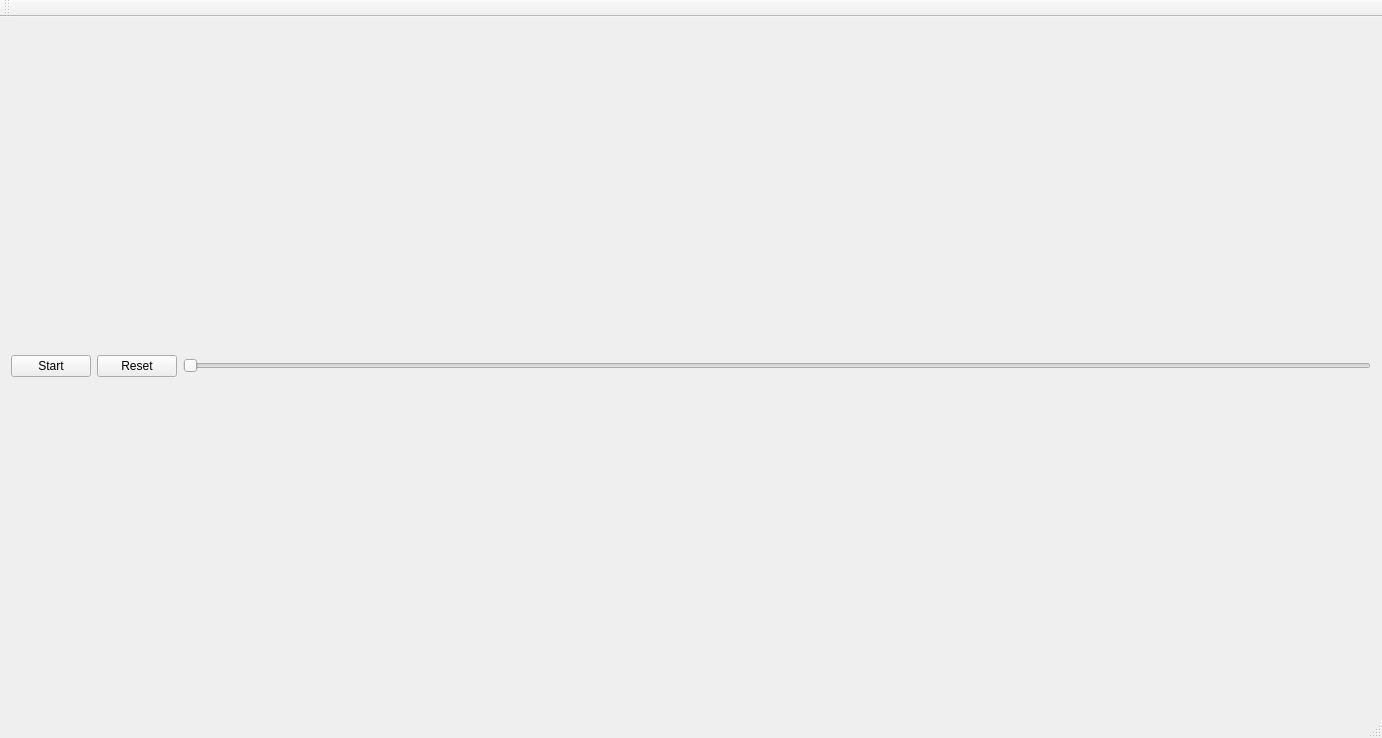
the94zyskowski/sorting_algorithm_races_GUI, file sorting_algorithm_races_GUI/sorting_algorithm_races_GUI.ui: the form before one commit.
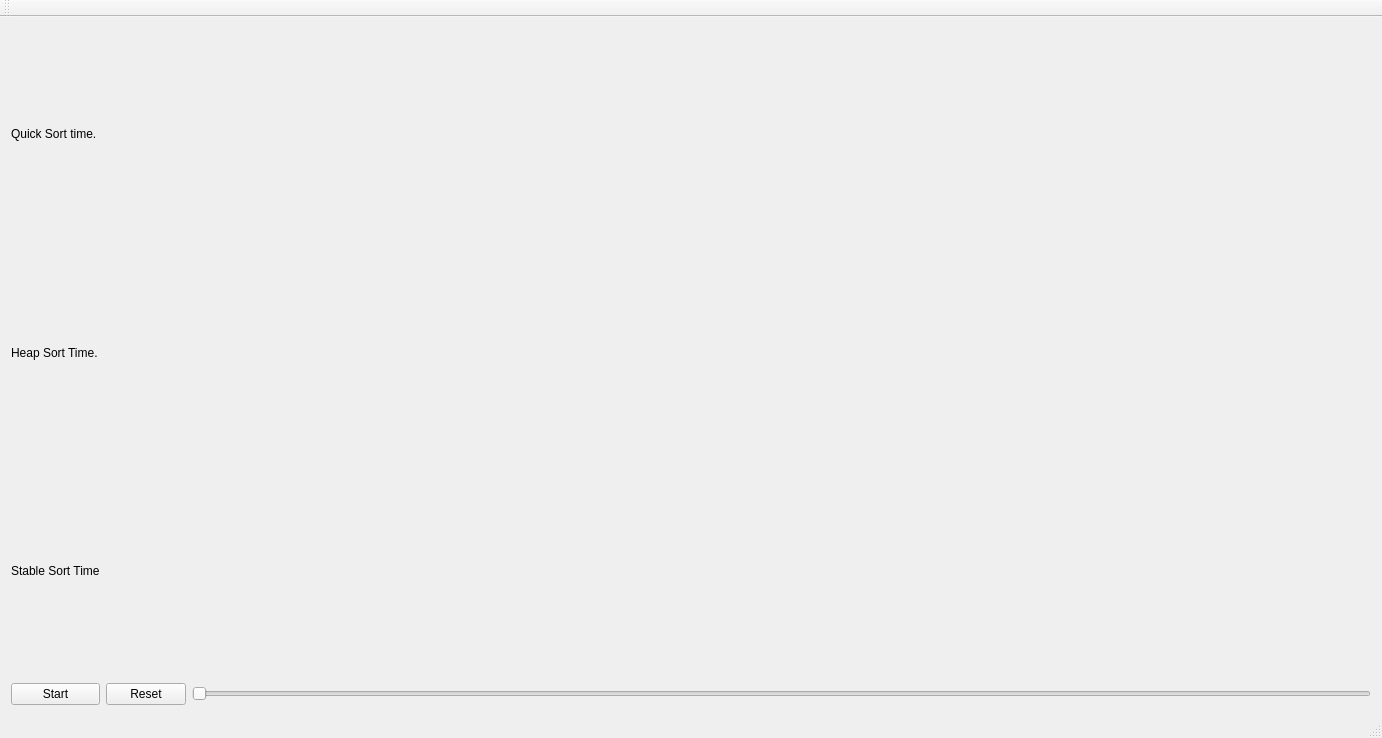
The form after the commit.

Commit message: Added sorting time to UI.

The edit to the form file:
```diff
--- a/sorting_algorithm_races_GUI/sorting_algorithm_races_GUI.ui
+++ b/sorting_algorithm_races_GUI/sorting_algorithm_races_GUI.ui
@@ -15,15 +15,6 @@
   </property>
   <widget class="QWidget" name="centralWidget">
    <layout class="QGridLayout" name="gridLayout_3">
-    <item row="0" column="0" colspan="3">
-     <layout class="QVBoxLayout" name="verticalLayout_1"/>
-    </item>
-    <item row="1" column="0" colspan="3">
-     <layout class="QVBoxLayout" name="verticalLayout_2"/>
-    </item>
-    <item row="2" column="0" colspan="3">
-     <layout class="QVBoxLayout" name="verticalLayout_3"/>
-    </item>
     <item row="3" column="0">
      <widget class="QPushButton" name="startButton">
       <property name="text">
@@ -48,6 +39,36 @@
       </property>
      </widget>
     </item>
+    <item row="0" column="1" colspan="2">
+     <layout class="QVBoxLayout" name="verticalLayout_1"/>
+    </item>
+    <item row="1" column="1" colspan="2">
+     <layout class="QVBoxLayout" name="verticalLayout_2"/>
+    </item>
+    <item row="2" column="1" colspan="2">
+     <layout class="QVBoxLayout" name="verticalLayout_3"/>
+    </item>
+    <item row="0" column="0">
+     <widget class="QLabel" name="labelQuickSortTime">
+      <property name="text">
+       <string>Quick Sort time.</string>
+      </property>
+     </widget>
+    </item>
+    <item row="1" column="0">
+     <widget class="QLabel" name="labelHeapSortTime">
+      <property name="text">
+       <string>Heap Sort Time.</string>
+      </property>
+     </widget>
+    </item>
+    <item row="2" column="0">
+     <widget class="QLabel" name="labelStableSortTime">
+      <property name="text">
+       <string>Stable Sort Time</string>
+      </property>
+     </widget>
+    </item>
    </layout>
   </widget>
   <widget class="QMenuBar" name="menuBar">
```
The commit also changes 4 other files.
